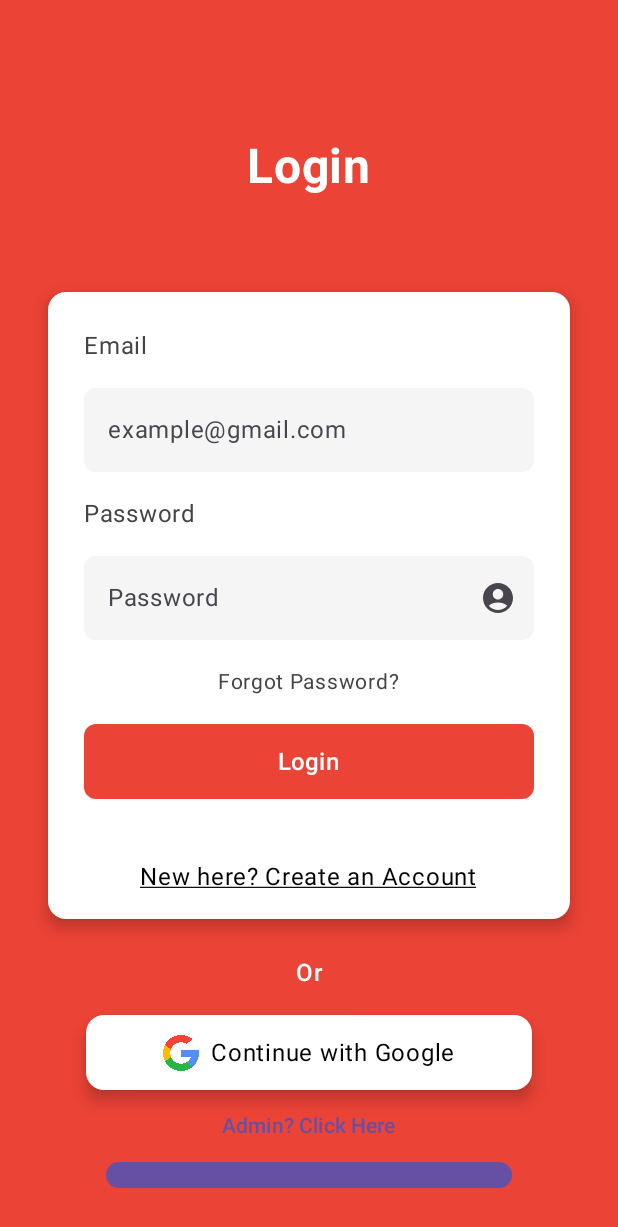
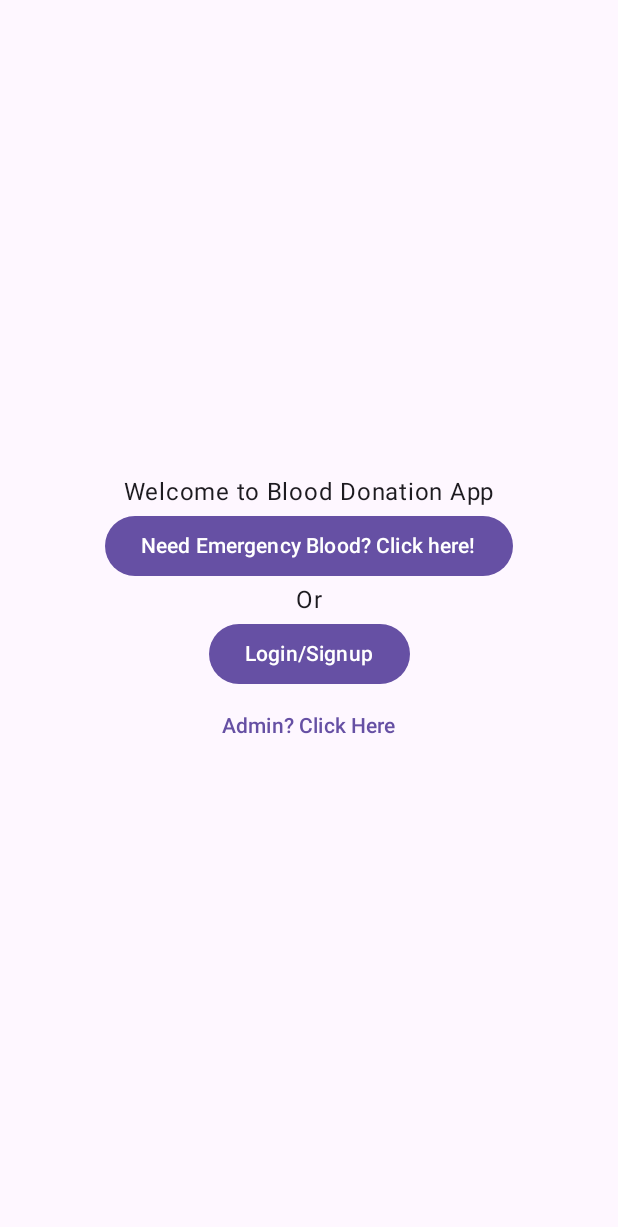
Before and after one commit to jarvis1704/blood-donation-app, an Android app built with Jetpack Compose: the screen it shows after launch (MainActivity), on a phone screen of 412 x 824 dp. Shown: the top 1227 px of the screen. Run offline under Robolectric (Android 15) with nearby library versions, the phone set to English and light mode, and no system bars; our stand-ins replace Dagger/Hilt's generated code, Firebase (no records; nobody signed in at launch, a user with empty details on screens opened directly).

Commit message:
added wecomepage

```diff
--- /dev/null
+++ b/Android application/app/src/main/java/com/example/blooddonationapp/auth/interfaces/WelcomePage.kt
@@ -0,0 +1,47 @@
+package com.example.blooddonationapp.auth.interfaces
+
+import androidx.compose.foundation.layout.Arrangement
+import androidx.compose.foundation.layout.Box
+import androidx.compose.foundation.layout.Column
+import androidx.compose.foundation.layout.fillMaxSize
+import androidx.compose.material3.Button
+import androidx.compose.material3.Text
+import androidx.compose.material3.TextButton
+import androidx.compose.runtime.Composable
+import androidx.compose.ui.Alignment
+import androidx.compose.ui.Modifier
+
+@Composable
+fun WelcomePage(
+    goto_bloodreqform:()->Unit,
+    goto_loginpage:()->Unit,
+    goto_adminpannel:()->Unit
+){
+    Box(
+        modifier = Modifier.fillMaxSize(),
+    ){
+        Column (
+            Modifier.fillMaxSize(),
+            horizontalAlignment = Alignment.CenterHorizontally,
+            verticalArrangement = Arrangement.Center
+        ){
+            Text("Welcome to Blood Donation App")
+            Button(onClick = {
+                goto_bloodreqform()
+            } ) {
+                Text("Need Emergency Blood? Click here!")
+            }
+            Text("Or")
+            Button(onClick = {
+                goto_loginpage()
+            } ) {
+                Text("Login/Signup")
+            }
+            TextButton(onClick = {
+                goto_adminpannel()
+            }) {
+                Text("Admin? Click Here")
+            }
+        }
+    }
+}
--- a/Android application/app/src/main/java/com/example/blooddonationapp/auth/interfaces/loadingpage.kt
+++ b/Android application/app/src/main/java/com/example/blooddonationapp/auth/interfaces/loadingpage.kt
@@ -1,9 +1,7 @@
 package com.example.blooddonationapp.auth.interfaces
 
-import android.content.ContentValues.TAG
 import android.content.Context
 import android.util.Log
-import android.widget.Toast
 import androidx.compose.foundation.Image
 import androidx.compose.foundation.background
 import androidx.compose.foundation.layout.Arrangement
@@ -35,9 +33,8 @@ import kotlinx.coroutines.delay
 
 @Composable
 fun loadingpage(
-    goto_loginpage:()->Unit,
-    goto_homepage:()->Unit,
-    goto_ageverification:()->Unit,
+    goto_welcomepage: () -> Unit,
+    goto_homepage: () -> Unit,
     emailLoginViewModel: EmailLoginViewModel = hiltViewModel(),
     registrationViewmodel: RegistrationViewModel = hiltViewModel()
 ){
@@ -67,7 +64,7 @@ fun loadingpage(
 //            }
         }else{
             delay(1000)
-            goto_loginpage()
+            goto_welcomepage()
         }
     }
 
--- a/Android application/app/src/main/java/com/example/blooddonationapp/auth/interfaces/loginpage.kt
+++ b/Android application/app/src/main/java/com/example/blooddonationapp/auth/interfaces/loginpage.kt
@@ -26,7 +26,6 @@ import androidx.compose.material3.ExperimentalMaterial3Api
 import androidx.compose.material3.Icon
 import androidx.compose.material3.IconButton
 import androidx.compose.material3.Text
-import androidx.compose.material3.TextButton
 import androidx.compose.material3.TextField
 import androidx.compose.material3.TextFieldDefaults
 import androidx.compose.runtime.Composable
@@ -53,13 +52,11 @@ import com.example.blooddonationapp.auth.data.tempUserObj.password
 @OptIn(ExperimentalMaterial3Api::class)
 @Composable
 fun loginpage(
-    goto_homepage:()->Unit,
-    goto_signuppage:()->Unit,
-    goto_loadingpage:()->Unit,
-    goto_bloodreqform:()->Unit,
-    goto_adminloginpage: () -> Unit,
+    goto_homepage: () -> Unit,
+    goto_signuppage: () -> Unit,
+    goto_loadingpage: () -> Unit,
     state: SignInState,
-    onSignInClick:()->Unit,
+    onSignInClick: () -> Unit,
     viewModel: EmailLoginViewModel = hiltViewModel()
 ){
 //    var viewModel:EmailLoginViewModel = viewModel()
@@ -238,20 +235,6 @@ fun loginpage(
                     )
                 }
             }
-            TextButton(
-                onClick = {
-                    goto_adminloginpage()
-                }
-            ) {
-                Text("Admin? Click Here")
-            }
-            Button(
-                onClick = {
-                    goto_bloodreqform()
-                }
-            ) {
-                Text("Need emergency blood? Click here!")
-            }
         }
     }
 }
--- a/Android application/app/src/main/java/com/example/blooddonationapp/global/ui_components/appNav.kt
+++ b/Android application/app/src/main/java/com/example/blooddonationapp/global/ui_components/appNav.kt
@@ -26,6 +26,7 @@ import com.example.blooddonationapp.auth.data.EmailLoginViewModel
 import com.example.blooddonationapp.auth.data.googleAuthClient
 import com.example.blooddonationapp.auth.data.GoogleAuthViewModel
 import com.example.blooddonationapp.auth.interfaces.AdminLoginPage
+import com.example.blooddonationapp.auth.interfaces.WelcomePage
 import com.example.blooddonationapp.home.interfaces.homepage
 import com.example.blooddonationapp.auth.interfaces.loadingpage
 import com.example.blooddonationapp.auth.interfaces.loginpage
@@ -146,9 +147,8 @@ fun appNav(navController: NavHostController, googleAuthClient: googleAuthClient)
         ){
             currentPage = "loadingpage"
             loadingpage(
-                goto_homepage = {navController.navigate("homepage")},
-                goto_loginpage = {navController.navigate("loginpage")},
-                goto_ageverification = {navController.navigate("ageverification")}
+                goto_welcomepage = {navController.navigate("welcomepage")},
+                goto_homepage = {navController.navigate("homepage")}
             )
         }
 
@@ -224,8 +224,6 @@ fun appNav(navController: NavHostController, googleAuthClient: googleAuthClient)
                 } },
                 goto_signuppage = {navController.navigate("signuppage")},
                 goto_loadingpage = {navController.navigate("loadingpage")},
-                goto_bloodreqform = {navController.navigate("bloodreqform")},
-                goto_adminloginpage = {navController.navigate("adminloginpage")},
                 //for login with google
                 state = state,
                 onSignInClick = {
@@ -475,5 +473,13 @@ fun appNav(navController: NavHostController, googleAuthClient: googleAuthClient)
             currentPage= "adminpannel"
             AdminPannel()
         }
+        composable("welcomepage"){
+            currentPage= "welcomepage"
+            WelcomePage(
+                goto_bloodreqform = {navController.navigate("bloodreqform")},
+                goto_loginpage = {navController.navigate("loginpage")},
+                goto_adminpannel = {navController.navigate("adminpannel")}
+            )
+        }
     }
 }
```
